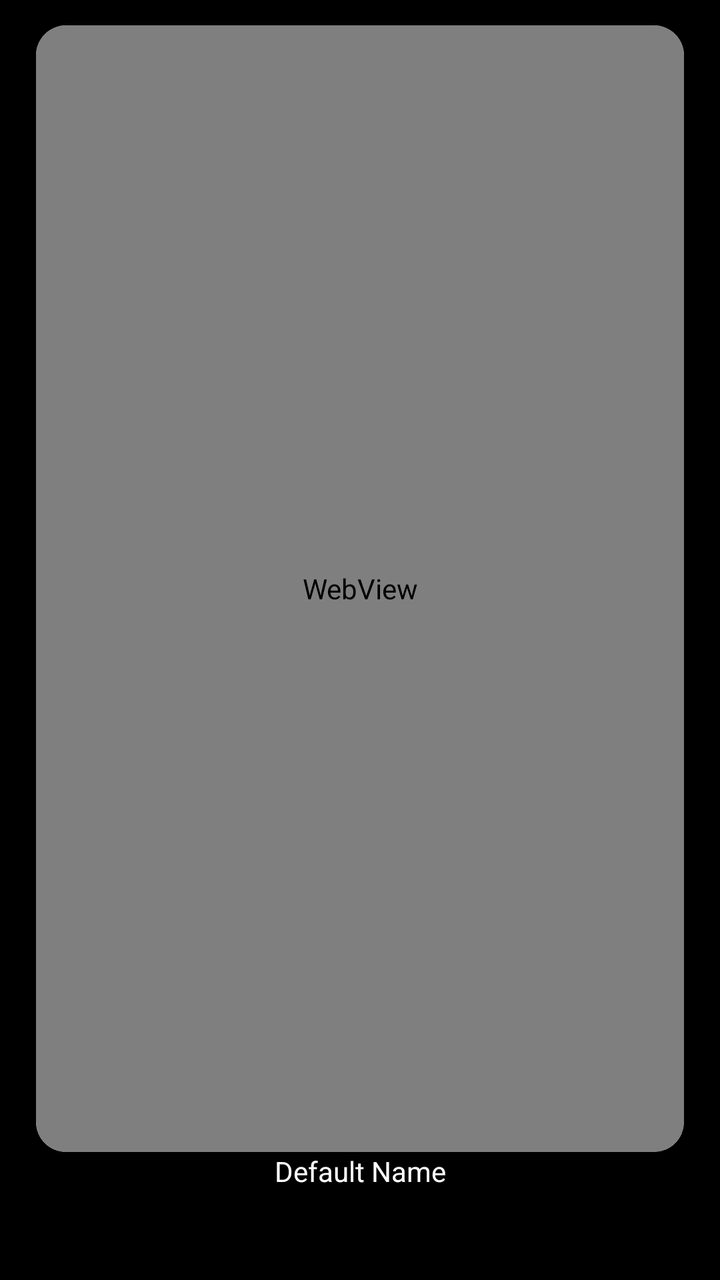
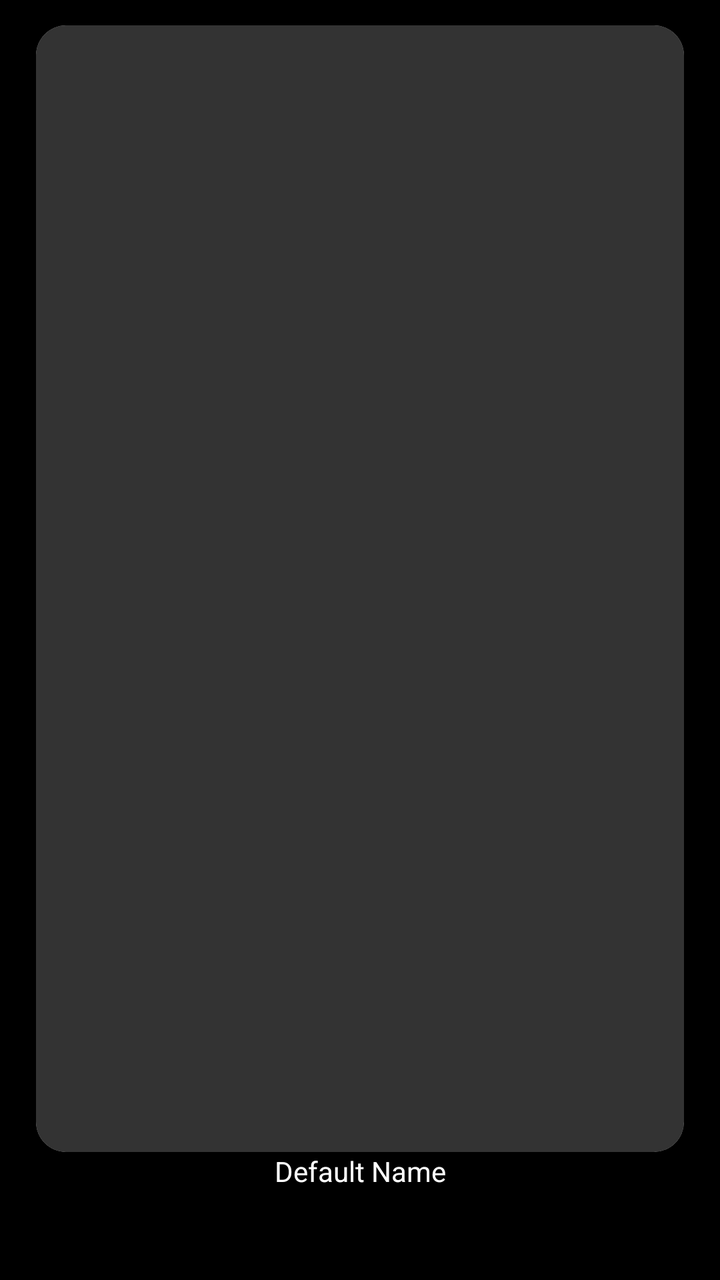

Compare the two renders of this Android layout. The source of the first and the diff that turns it into the second are given below.
<!-- AndroidManifest.xml: application theme Theme.Pruvve -->
<!-- res/layout/item_storyobjects.xml -->
<?xml version="1.0" encoding="utf-8"?>
<androidx.constraintlayout.widget.ConstraintLayout xmlns:android="http://schemas.android.com/apk/res/android"
    xmlns:app="http://schemas.android.com/apk/res-auto"
    xmlns:tools="http://schemas.android.com/tools"
    android:layout_width="175dp"
    android:layout_height="278dp"
    android:background="@color/black">

    <androidx.cardview.widget.CardView
        android:id="@+id/cardView"
        android:layout_width="0dp"
        android:layout_height="0dp"
        app:cardCornerRadius="15dp"
        app:layout_constraintBottom_toTopOf="@+id/guideline89"
        app:layout_constraintEnd_toStartOf="@+id/guideline93"
        app:layout_constraintStart_toStartOf="@+id/guideline92"
        app:layout_constraintTop_toTopOf="@+id/guideline91">

        <WebView
            android:id="@+id/wvStory"
            android:layout_width="match_parent"
            android:layout_height="match_parent"
            android:background="@drawable/dialogue_background3" />
    </androidx.cardview.widget.CardView>

    <TextView
        android:id="@+id/tvStoryName"
        android:layout_width="0dp"
        android:layout_height="0dp"
        android:text="Default Name"
        android:textAlignment="center"
        android:textColor="@color/white"
        app:layout_constraintBottom_toBottomOf="parent"
        app:layout_constraintEnd_toEndOf="parent"
        app:layout_constraintStart_toStartOf="parent"
        app:layout_constraintTop_toTopOf="@+id/guideline89"
        tools:ignore="HardcodedText" />

    <androidx.constraintlayout.widget.Guideline
        android:id="@+id/guideline89"
        android:layout_width="wrap_content"
        android:layout_height="wrap_content"
        android:orientation="horizontal"
        app:layout_constraintGuide_percent="0.9" />

    <androidx.constraintlayout.widget.Guideline
        android:id="@+id/guideline91"
        android:layout_width="wrap_content"
        android:layout_height="wrap_content"
        android:orientation="horizontal"
        app:layout_constraintGuide_percent="0.02" />

    <androidx.constraintlayout.widget.Guideline
        android:id="@+id/guideline92"
        android:layout_width="wrap_content"
        android:layout_height="wrap_content"
        android:orientation="vertical"
        app:layout_constraintGuide_percent="0.05" />

    <androidx.constraintlayout.widget.Guideline
        android:id="@+id/guideline93"
        android:layout_width="wrap_content"
        android:layout_height="wrap_content"
        android:orientation="vertical"
        app:layout_constraintGuide_percent="0.95" />
</androidx.constraintlayout.widget.ConstraintLayout>
<!-- resources referenced by this layout -->
<resources>
  <color name="black">#FF000000</color>
  <color name="white">#FFFFFFFF</color>
  <!-- drawable dialogue_background3 (drawable) -->
  <?xml version="1.0" encoding="utf-8"?>
  <shape
      xmlns:android="http://schemas.android.com/apk/res/android"
      android:shape="rectangle">
      <solid
          android:color="@color/dark_gray"/>
      <corners
          android:radius="10dp"/>
  </shape>
  <style name="Theme.Pruvve" parent="Theme.AppCompat.DayNight.DarkActionBar" />
  <color name="dark_gray">#333333</color>
</resources>

<!-- the commit's change to res/layout/item_storyobjects.xml (unified diff, before → after) -->
@@ -16,11 +16,12 @@
         app:layout_constraintStart_toStartOf="@+id/guideline92"
         app:layout_constraintTop_toTopOf="@+id/guideline91">
 
-        <WebView
-            android:id="@+id/wvStory"
+        <ImageView
+            android:id="@+id/imvStory"
             android:layout_width="match_parent"
             android:layout_height="match_parent"
-            android:background="@drawable/dialogue_background3" />
+            android:background="@drawable/dialogue_background3"
+            tools:ignore="ContentDescription" />
     </androidx.cardview.widget.CardView>
 
     <TextView
